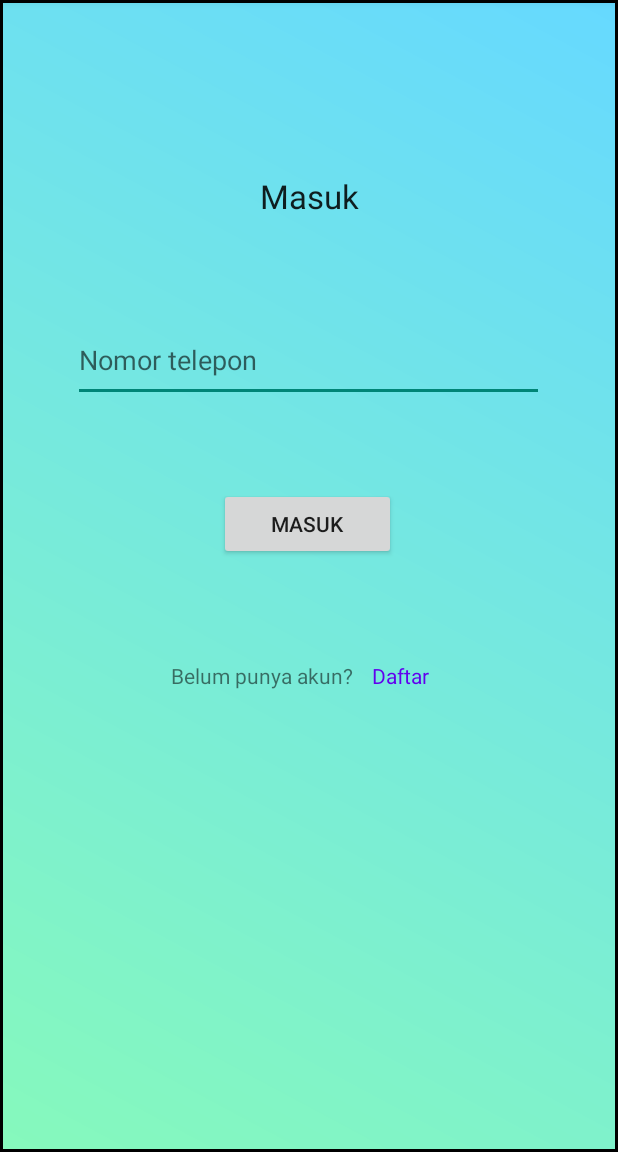
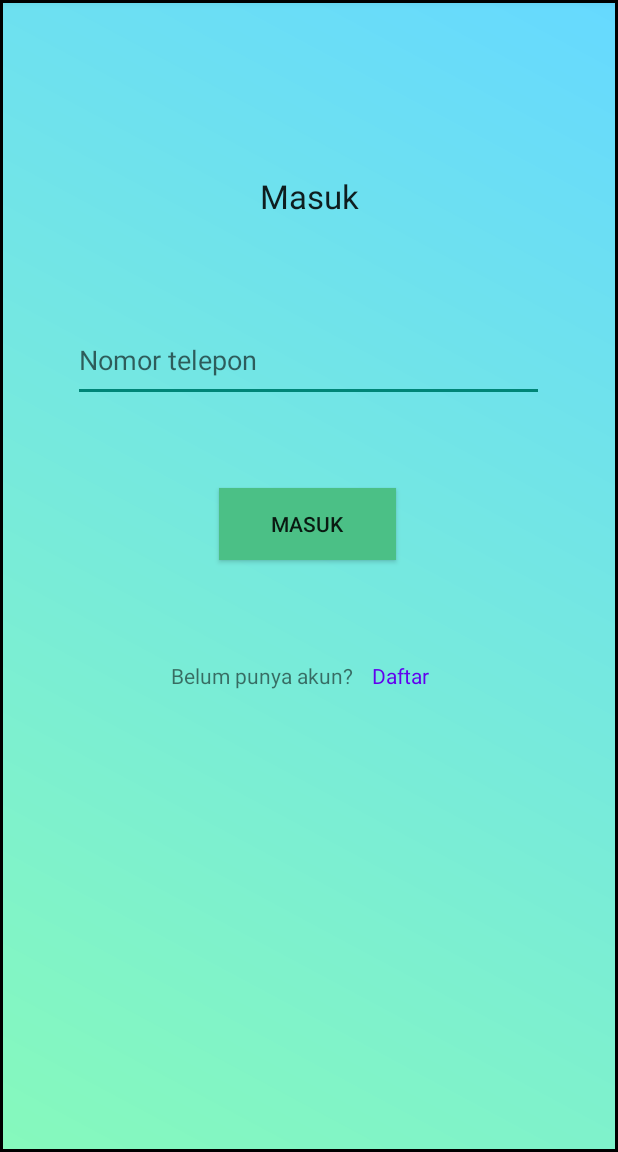
Before and after one commit to nakanaori/hackathon_RVJTeam, an Android app: the LoginActivity screen opened directly, with no data from a screen before it, on a phone screen of 412 x 824 dp, the part 84-1236 px from its top. Run offline under Robolectric (Android 15) with nearby library versions, the phone set to English and light mode, and no system bars.

Commit message:
intent otp ke login

```diff
--- a/app/src/main/java/com/u_binusportal/activity/entriesActivities/entries/LoginActivity.java
+++ b/app/src/main/java/com/u_binusportal/activity/entriesActivities/entries/LoginActivity.java
@@ -14,6 +14,7 @@ import androidx.annotation.Nullable;
 import androidx.appcompat.app.AppCompatActivity;
 
 
+import com.u_binusportal.OTPGenerate;
 import com.u_binusportal.forTesting.DatabaseTest;
 import com.u_binusportal.R;
 import com.u_binusportal.component.User;
@@ -67,6 +68,8 @@ public class LoginActivity extends AppCompatActivity {
 //            }else{
 //                Toast.makeText(LoginActivity.this, "Login Failed", Toast.LENGTH_LONG).show();
 //            }
+            Intent intent = new Intent(this, OTPGenerate.class);
+            startActivity(intent);
         }
     }
 
--- a/app/src/main/res/layout/activity_login.xml
+++ b/app/src/main/res/layout/activity_login.xml
@@ -57,6 +57,7 @@
         android:layout_marginRight="147dp"
         android:layout_marginBottom="352dp"
         android:text="Masuk"
+        android:background="@color/green"
         app:layout_constraintBottom_toBottomOf="parent"
         app:layout_constraintEnd_toEndOf="parent"
         app:layout_constraintHorizontal_bias="0.0"
```
Also changed, not shown: app/src/main/java/com/u_binusportal/activity/entriesActivities/entries/RegisterActivity.java (line endings or trailing spaces).
